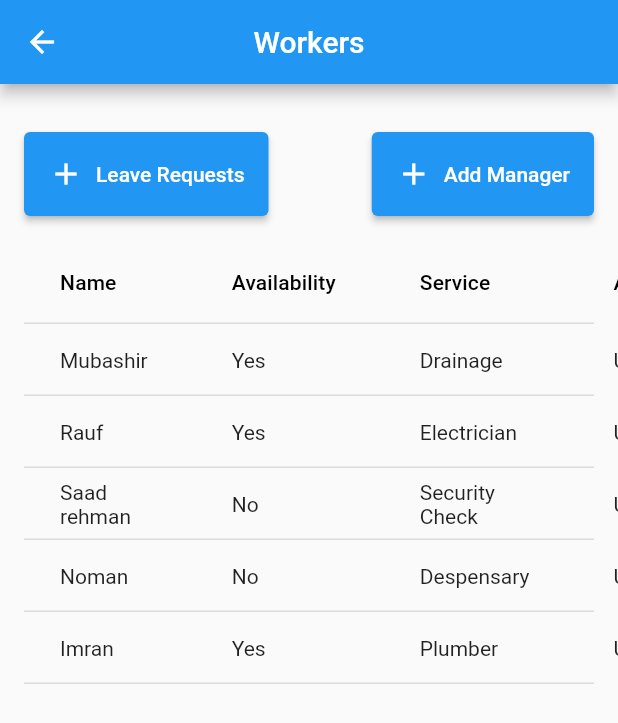
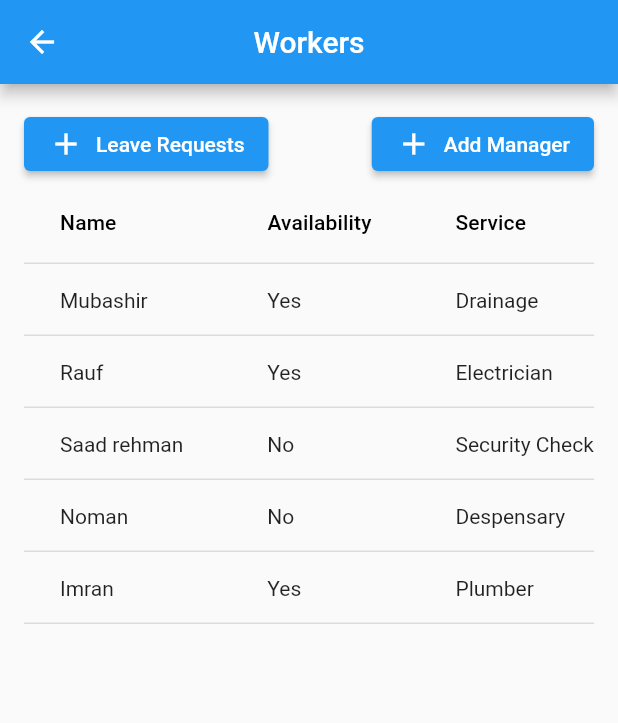
Before and after one commit to Aliraza777/manager_worker_screen, a Flutter app: the ShowWorker screen opened directly, on a phone screen of 412 x 824 dp. Shown: the top 723 px of the screen. Run offline on Flutter 3.47's test engine with Material 2 defaults, Android fonts, the phone set to English and light mode, and no system bars; our stand-ins replace firebase_core; accounts and stored records are empty.

Commit message:
fixed service and worker tables

```diff
--- a/lib/main.dart
+++ b/lib/main.dart
@@ -1,6 +1,6 @@
 import 'package:firebase_core/firebase_core.dart';
 import 'package:flutter/material.dart';
-import 'package:manager_worker_screen/show_managers.dart';
+import 'package:manager_worker_screen/show_workers.dart';
 
 Future<void> main() async {
   WidgetsFlutterBinding.ensureInitialized();
@@ -28,7 +28,7 @@ class MyApp extends StatelessWidget {
         // is not restarted.
         primarySwatch: Colors.blue,
       ),
-      home: ShowManager(),
+      home: ShowWorker(),
     );
   }
 }
--- a/lib/show_workers.dart
+++ b/lib/show_workers.dart
@@ -1,4 +1,5 @@
 import 'package:flutter/material.dart';
+import 'package:manager_worker_screen/widgets/scrollableWidget.dart';
 
 import 'add_workers.dart';
 
@@ -47,6 +48,8 @@ class ShowWorker extends StatelessWidget {
       ),
       body: Padding(
         padding: const EdgeInsets.all(16.0),
+        child: SingleChildScrollView(
+          physics: BouncingScrollPhysics(),
           child: Column(
             children: [
               Row(
@@ -54,17 +57,15 @@ class ShowWorker extends StatelessWidget {
                 children: [
                   ElevatedButton.icon(
                     style: TextButton.styleFrom(
-                    padding: EdgeInsets.all(16.0),
+                      padding: EdgeInsets.only(left: 16.0, right: 16.0),
                     ),
                     onPressed: () {},
                     icon: Icon(Icons.add),
                     label: Text("Leave Requests"),
                   ),
-                Padding(
-                  padding: const EdgeInsets.symmetric(vertical: 16.0),
-                  child: ElevatedButton.icon(
+                  ElevatedButton.icon(
                     style: TextButton.styleFrom(
-                      padding: EdgeInsets.all(16.0),
+                      padding: EdgeInsets.only(left: 16.0, right: 16.0),
                     ),
                     onPressed: () {
                       Navigator.push(context,
@@ -73,10 +74,9 @@ class ShowWorker extends StatelessWidget {
                     icon: Icon(Icons.add),
                     label: Text("Add Manager"),
                   ),
-                ),
                 ],
               ),
-            _createDataTable()
+              ScrollableWidget(child: _createDataTable())
               // Table(
               //   border: TableBorder.all(),
               //   defaultVerticalAlignment: TableCellVerticalAlignment.middle,
@@ -129,6 +129,7 @@ class ShowWorker extends StatelessWidget {
             ],
           ),
         ),
+      ),
     );
   }
 
```
Also changed, not shown: lib/show_services.dart (+7 -6 lines). Lines whose indentation alone changed are shown as unchanged.
